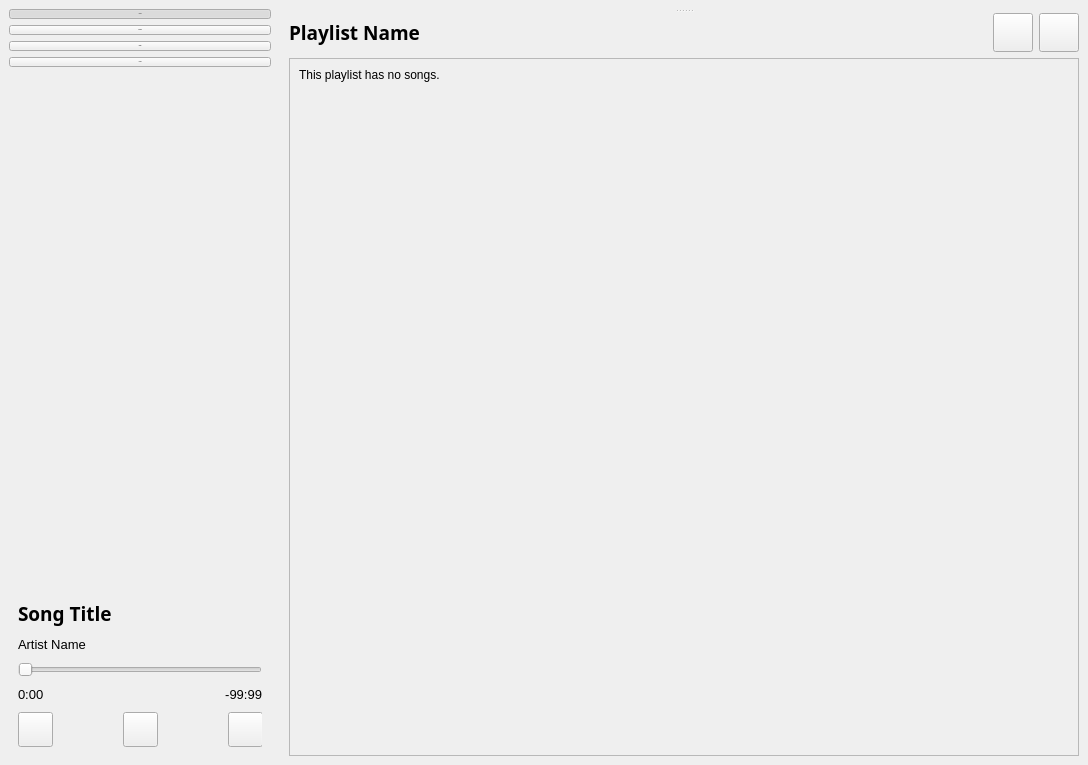
First picture: the form in ui/main.ui, repository Salinporn/MusicStreamingService, before the edit.
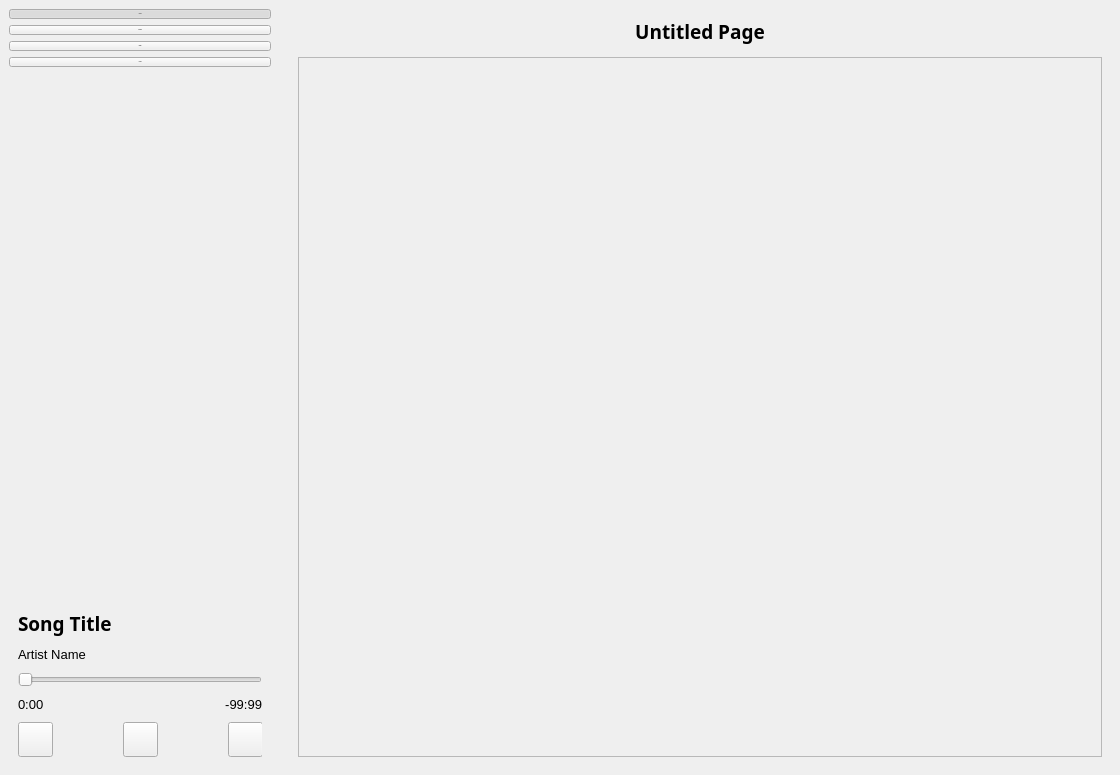
Second picture: the form after the edit. The open tabs and pages were chosen to show the change. Icons and pictures are not drawn.

The edit to the form file:
```diff
--- a/ui/main.ui
+++ b/ui/main.ui
@@ -6,8 +6,8 @@
    <rect>
     <x>0</x>
     <y>0</y>
-    <width>1088</width>
-    <height>765</height>
+    <width>1120</width>
+    <height>775</height>
    </rect>
   </property>
   <property name="windowTitle">
@@ -1443,6 +1443,12 @@
                   <layout class="QGridLayout" name="gridLayout_3"/>
                  </widget>
                  <widget class="QWidget" name="playlist_contents_widget" native="true">
+                  <property name="sizePolicy">
+                   <sizepolicy hsizetype="Preferred" vsizetype="Preferred">
+                    <horstretch>0</horstretch>
+                    <verstretch>2</verstretch>
+                   </sizepolicy>
+                  </property>
                   <layout class="QVBoxLayout" name="verticalLayout_17">
                    <item>
                     <widget class="QWidget" name="playlist_contents_header" native="true">
@@ -1532,8 +1538,8 @@
                        <rect>
                         <x>0</x>
                         <y>0</y>
-                        <width>192</width>
-                        <height>41</height>
+                        <width>802</width>
+                        <height>674</height>
                        </rect>
                       </property>
                       <layout class="QVBoxLayout" name="verticalLayout_18">
@@ -2053,6 +2059,62 @@
                </item>
               </layout>
              </widget>
+             <widget class="QWidget" name="generic_page">
+              <layout class="QVBoxLayout" name="verticalLayout_40">
+               <item>
+                <widget class="QWidget" name="generic_page_contents" native="true">
+                 <layout class="QVBoxLayout" name="verticalLayout_44">
+                  <property name="spacing">
+                   <number>12</number>
+                  </property>
+                  <item>
+                   <widget class="QLabel" name="generic_title">
+                    <property name="sizePolicy">
+                     <sizepolicy hsizetype="Preferred" vsizetype="Maximum">
+                      <horstretch>0</horstretch>
+                      <verstretch>0</verstretch>
+                     </sizepolicy>
+                    </property>
+                    <property name="font">
+                     <font>
+                      <family>Segoe UI Semibold</family>
+                      <pointsize>14</pointsize>
+                      <bold>true</bold>
+                     </font>
+                    </property>
+                    <property name="text">
+                     <string>Untitled Page</string>
+                    </property>
+                    <property name="alignment">
+                     <set>Qt::AlignCenter</set>
+                    </property>
+                   </widget>
+                  </item>
+                  <item>
+                   <widget class="QScrollArea" name="generic_scrollarea">
+                    <property name="horizontalScrollBarPolicy">
+                     <enum>Qt::ScrollBarAlwaysOff</enum>
+                    </property>
+                    <property name="widgetResizable">
+                     <bool>true</bool>
+                    </property>
+                    <widget class="QWidget" name="generic_scrollarea_contents">
+                     <property name="geometry">
+                      <rect>
+                       <x>0</x>
+                       <y>0</y>
+                       <width>98</width>
+                       <height>28</height>
+                      </rect>
+                     </property>
+                    </widget>
+                   </widget>
+                  </item>
+                 </layout>
+                </widget>
+               </item>
+              </layout>
+             </widget>
             </widget>
            </item>
           </layout>
```
Left out of the diff: 46 changed lines with no effect on the pictures.
